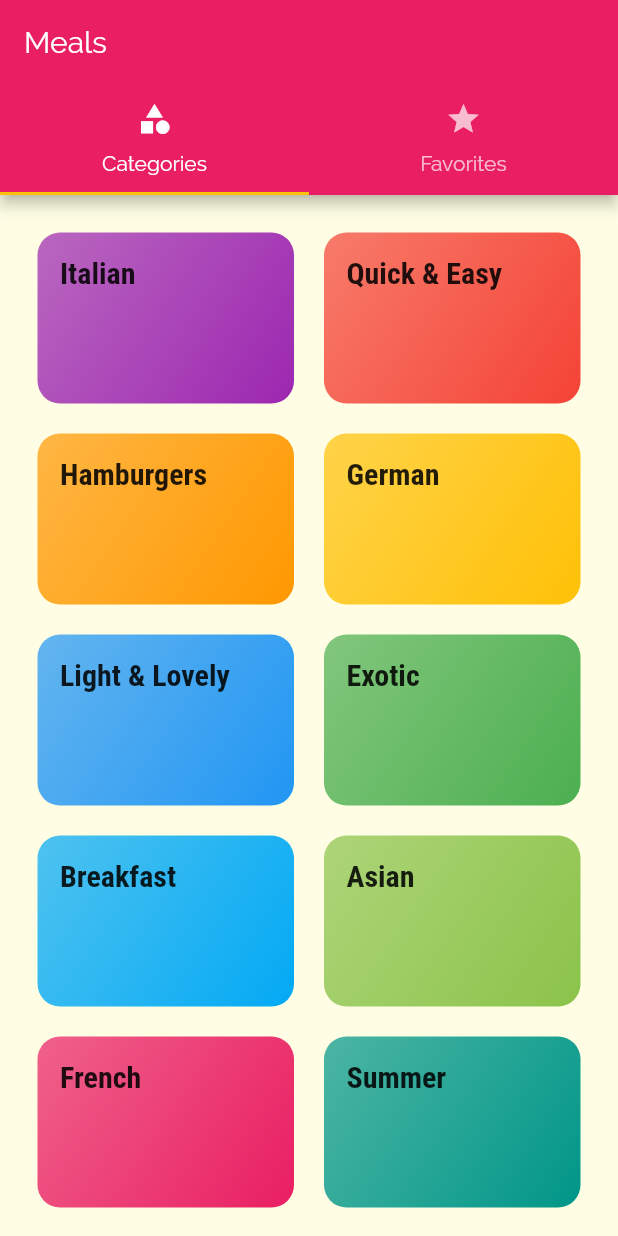
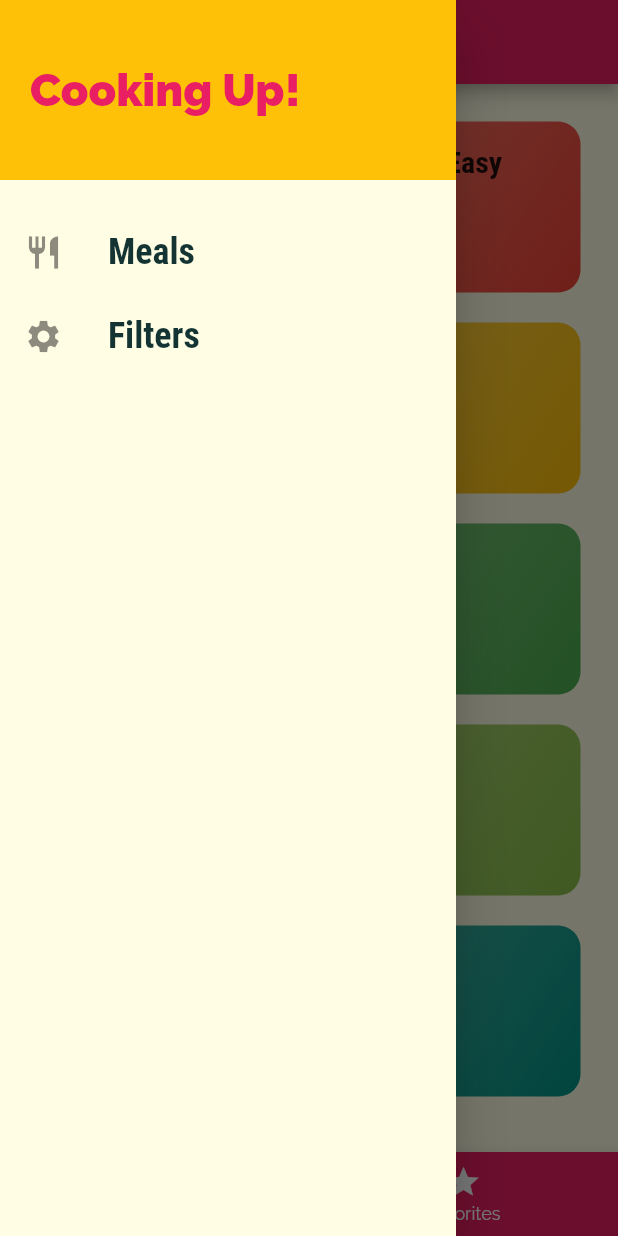
Before and after one commit to artemychych/meal_app_flutter_course, a Flutter app: the screen it shows after launch, with the side drawer open (before the commit the screen has no drawer), on a phone screen of 412 x 824 dp. Run offline on Flutter 3.47's test engine with Material 2 defaults, Android fonts, the phone set to English and light mode, and no system bars.

Commit message:
Drawer added

```diff
--- a/lib/main.dart
+++ b/lib/main.dart
@@ -3,7 +3,7 @@ import 'screens/category_meals_screen.dart';
 import 'screens/categories_screen.dart';
 import 'screens/meal_detail_screen.dart';
 import 'screens/tabs_screen.dart';
-
+import 'screens/filters_screen.dart';
 
 void main() {
   runApp(MyApp());
@@ -38,6 +38,7 @@ class MyApp extends StatelessWidget {
         '/': (ctx) => TabsScreen(),
         CategoryMealsScreen.routeName: (ctx) => CategoryMealsScreen(),
         MealDetailScreen.routeName: (ctx) => MealDetailScreen(),
+        FiltersScreen.routeName: (ctx) => FiltersScreen(),
       },
       onGenerateRoute: (settings) {
         print(settings.arguments);
--- /dev/null
+++ b/lib/screens/filters_screen.dart
@@ -0,0 +1,13 @@
+import 'package:flutter/material.dart';
+
+class FiltersScreen extends StatelessWidget {
+  static const routeName = '/filters';
+  @override
+  Widget build(BuildContext context) {
+    return Center(
+      child: Text(
+        'Filters'
+      ),
+    );
+  }
+}
--- a/lib/screens/tabs_screen.dart
+++ b/lib/screens/tabs_screen.dart
@@ -1,5 +1,6 @@
 import 'package:flutter/material.dart';
-import 'package:meal_app/screens/favorites_screen.dart';
+import '../widgets/main_drawer.dart';
+import './favorites_screen.dart';
 import './categories_screen.dart';
 
 
@@ -9,34 +10,55 @@ class TabsScreen extends StatefulWidget {
 }
 
 class _TabsScreenState extends State<TabsScreen> {
+
+  final List<Map<String, Object>> _pages = [
+    {
+      'page': CategoriesScreen(),
+      'title': 'Categories',
+    },
+    {
+      'page': FavoritesScreen(),
+      'title': 'Your favorites',
+    },
+
+  ];
+
+  int _selectedPageIndex = 0;
+
+  void _selectPage(int index) {
+    setState(() {
+      _selectedPageIndex = index;
+    });
+  }
+
   @override
   Widget build(BuildContext context) {
-    return DefaultTabController(
-      length: 2,
-      child: Scaffold(
+    return Scaffold(
         appBar: AppBar(
-          title: Text('Meals'),
-          bottom: TabBar(
-
-            tabs: [
-              Tab(
-                icon: Icon(Icons.category),
-                text: 'Categories',
-              ),
-              Tab(
-                icon: Icon(Icons.star),
-                text: 'Favorites',
-              ),
-            ],
-          ),
+          title: Text(_pages[_selectedPageIndex]['title']),
         ),
-        body: TabBarView(
-          children: [
-            CategoriesScreen(),
-            FavoritesScreen(),
+        drawer: MainDrawer(),
+        body: _pages[_selectedPageIndex]['page'],
+        bottomNavigationBar: BottomNavigationBar(
+          onTap: _selectPage,
+          backgroundColor: Theme.of(context).primaryColor,
+          unselectedItemColor: Colors.white,
+          selectedItemColor: Theme.of(context).accentColor,
+          currentIndex: _selectedPageIndex,
+          // type: BottomNavigationBarType.fixed,
+          items: [
+            BottomNavigationBarItem(
+              backgroundColor: Theme.of(context).primaryColor,
+              icon: Icon(Icons.category),
+              title: Text('Categories'),
+            ),
+            BottomNavigationBarItem(
+              backgroundColor: Theme.of(context).primaryColor,
+              icon: Icon(Icons.star),
+              title: Text('Favorites'),
+            ),
           ],
         ),
-      ),
     );
   }
 }
--- /dev/null
+++ b/lib/widgets/main_drawer.dart
@@ -0,0 +1,64 @@
+import 'package:flutter/material.dart';
+import '../screens/filters_screen.dart';
+
+class MainDrawer extends StatelessWidget {
+  Widget buildListTile(String title, IconData icon, Function tapHandler) {
+    return ListTile(
+      leading: Icon(
+        icon,
+        size: 26,
+      ),
+      title: Text(
+        title,
+        style: TextStyle(
+          fontFamily: 'RobotoCondensed',
+          fontSize: 24,
+          fontWeight: FontWeight.bold,
+        ),
+      ),
+      onTap: tapHandler,
+    );
+  }
+
+  @override
+  Widget build(BuildContext context) {
+    return Drawer(
+      child: Column(
+        children: [
+          Container(
+            height: 120,
+            width: double.infinity,
+            padding: EdgeInsets.all(20),
+            alignment: Alignment.centerLeft,
+            color: Theme.of(context).accentColor,
+            child: Text(
+              'Cooking Up!',
+              style: TextStyle(
+                fontWeight: FontWeight.w900,
+                fontSize: 30,
+                color: Theme.of(context).primaryColor,
+              ),
+            ),
+          ),
+          SizedBox(
+            height: 20,
+          ),
+          buildListTile(
+              'Meals',
+              Icons.restaurant,
+              () {
+                Navigator.of(context).pushNamed('/');
+              },
+          ),
+          buildListTile(
+              'Filters',
+              Icons.settings,
+              () {
+                Navigator.of(context).pushNamed(FiltersScreen.routeName);
+              },
+          ),
+        ],
+      ),
+    );
+  }
+}
```
